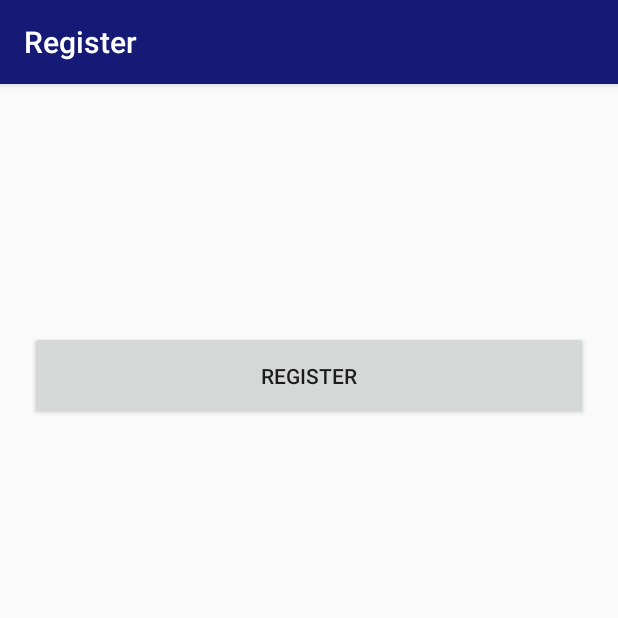
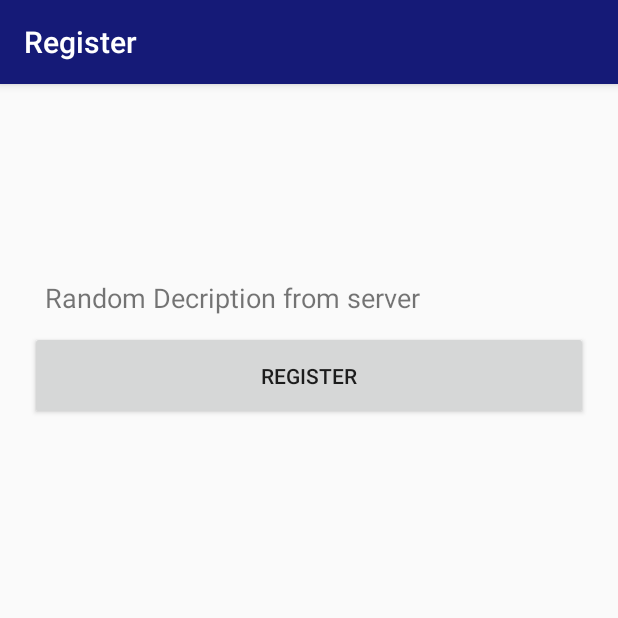
Before and after one commit to prateek54/Ckho-App, an Android app: the Register screen opened directly, with no data from a screen before it, on a phone screen of 412 x 824 dp, the top half of it. Run offline under Robolectric (Android 15) with nearby library versions, the phone set to English and light mode, and no system bars.

Commit message:
Intent data passed

```diff
--- a/app/src/main/java/com/example/android/ckho/MainActivity.java
+++ b/app/src/main/java/com/example/android/ckho/MainActivity.java
@@ -93,8 +93,14 @@ public class MainActivity extends AppCompatActivity implements View.OnClickListe
             public void onItemClick(AdapterView<?> parent, View view, int position, long id) {
 
                 Event currentEvent = upcomingEventAdapter.getItem(position);
+                String eventName = currentEvent.getEventName();
+                String date = currentEvent.getDateTime();
+                String location = currentEvent.getLocation();
 
                 Intent intent = new Intent(MainActivity.this,Register.class);
+                intent.putExtra("eventName",eventName);
+                intent.putExtra("date",date);
+                intent.putExtra("location",location);
                 startActivity(intent);
             }
         });
--- a/app/src/main/java/com/example/android/ckho/Register.java
+++ b/app/src/main/java/com/example/android/ckho/Register.java
@@ -18,11 +18,18 @@ public class Register extends AppCompatActivity {
         super.onCreate(savedInstanceState);
         setContentView(R.layout.activity_register);
 
+        Intent intent = getIntent();
+
         eventName=(TextView)findViewById(R.id.event_name);
         dateTime=(TextView)findViewById(R.id.date_time);
         location=(TextView)findViewById(R.id.location);
         description=(TextView)findViewById(R.id.description);
 
+        eventName.setText(intent.getStringExtra("eventName"));
+        dateTime.setText(intent.getStringExtra("date"));
+        location.setText(intent.getStringExtra("location"));
+        description.setText("Random Decription from server");
+
 
     }
 }
```
